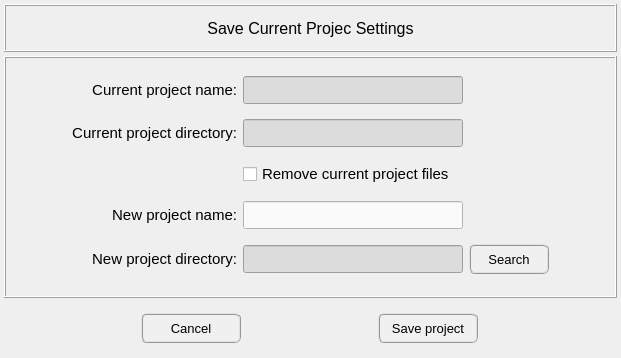
This is pulse/interface/ui_files/project/save_project_as.ui in open-pulse/OpenPulse as Qt 5 draws it before an edit. The edited form follows.
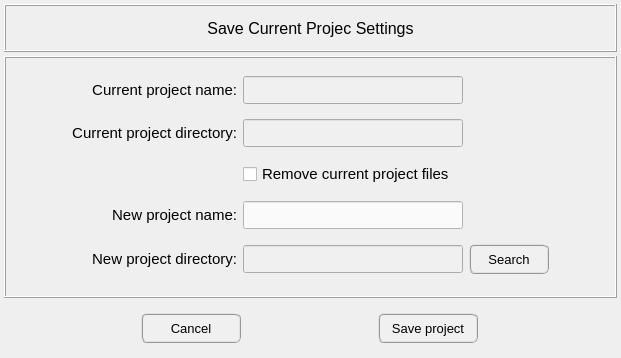
This is the edited form. Icons and pictures are not drawn.

What changed in the file:
```diff
--- a/pulse/interface/ui_files/project/save_project_as.ui
+++ b/pulse/interface/ui_files/project/save_project_as.ui
@@ -244,7 +244,7 @@
         </property>
         <property name="styleSheet">
          <string notr="true">QLineEdit{color: rgb(0, 0, 0); background-color: rgb(250, 250, 250)}
-QLineEdit:disabled{color: rgb(100, 100, 100); background-color: rgb(220, 220, 220)}</string>
+QLineEdit:disabled{color: rgb(100, 100, 100); background-color: rgb(240, 240, 240)}</string>
         </property>
         <property name="alignment">
          <set>Qt::AlignCenter</set>
@@ -275,7 +275,7 @@
         </property>
         <property name="styleSheet">
          <string notr="true">QLineEdit{color: rgb(0, 0, 0); background-color: rgb(250, 250, 250)}
-QLineEdit:disabled{color: rgb(100, 100, 100); background-color: rgb(220, 220, 220)}</string>
+QLineEdit:disabled{color: rgb(100, 100, 100); background-color: rgb(240, 240, 240)}</string>
         </property>
         <property name="alignment">
          <set>Qt::AlignCenter</set>
@@ -306,7 +306,7 @@
         </property>
         <property name="styleSheet">
          <string notr="true">QLineEdit{color: rgb(0, 0, 0); background-color: rgb(250, 250, 250)}
-QLineEdit:disabled{color: rgb(100, 100, 100); background-color: rgb(220, 220, 220)}</string>
+QLineEdit:disabled{color: rgb(100, 100, 100); background-color: rgb(240, 240, 240)}</string>
         </property>
         <property name="alignment">
          <set>Qt::AlignCenter</set>
```
Left out of the diff: 2 changed lines with no effect on the pictures.
